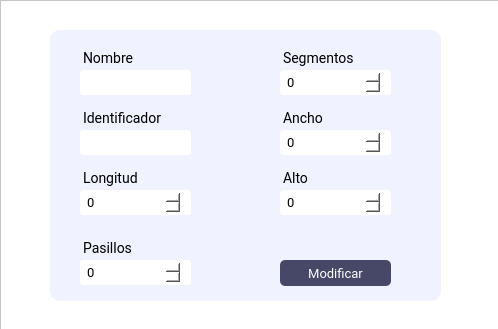
Before: the Qt Designer form Interfaces/main/Ui/modificar_area.ui in juanignaciocansillieri/Proyecto-Final, drawn with Qt 5.
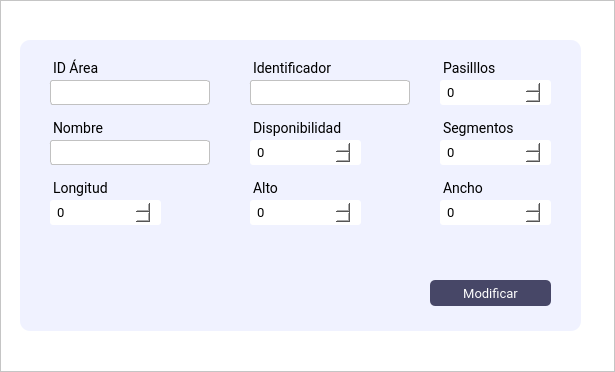
After: the same form once the commit is applied.

```diff
--- a/Interfaces/main/Ui/modificar_area.ui
+++ b/Interfaces/main/Ui/modificar_area.ui
@@ -6,23 +6,32 @@
    <rect>
     <x>0</x>
     <y>0</y>
-    <width>498</width>
-    <height>329</height>
+    <width>615</width>
+    <height>372</height>
    </rect>
   </property>
   <property name="windowTitle">
    <string>MainWindow</string>
   </property>
   <widget class="QWidget" name="centralwidget">
+   <layout class="QVBoxLayout" name="verticalLayout">
+    <property name="spacing">
+     <number>0</number>
+    </property>
+    <property name="leftMargin">
+     <number>0</number>
+    </property>
+    <property name="topMargin">
+     <number>0</number>
+    </property>
+    <property name="rightMargin">
+     <number>0</number>
+    </property>
+    <property name="bottomMargin">
+     <number>0</number>
+    </property>
+    <item>
    <widget class="QFrame" name="frame_2">
-    <property name="geometry">
-     <rect>
-      <x>0</x>
-      <y>0</y>
-      <width>551</width>
-      <height>330</height>
-     </rect>
-    </property>
     <property name="minimumSize">
      <size>
       <width>0</width>
@@ -48,10 +57,10 @@
     <widget class="QFrame" name="frame_3">
      <property name="geometry">
       <rect>
-       <x>50</x>
-       <y>30</y>
-       <width>391</width>
-       <height>271</height>
+         <x>20</x>
+         <y>40</y>
+         <width>561</width>
+         <height>291</height>
       </rect>
      </property>
      <property name="maximumSize">
@@ -83,7 +92,7 @@
       <property name="font">
        <font>
         <family>Roboto</family>
-        <pointsize>-1</pointsize>
+          <pointsize>1</pointsize>
        </font>
       </property>
       <property name="styleSheet">
@@ -99,12 +108,52 @@
        <string/>
       </property>
      </widget>
+       <widget class="QLineEdit" name="IdArea_input">
+        <property name="geometry">
+         <rect>
+          <x>20</x>
+          <y>40</y>
+          <width>170</width>
+          <height>25</height>
+         </rect>
+        </property>
+        <property name="minimumSize">
+         <size>
+          <width>0</width>
+          <height>0</height>
+         </size>
+        </property>
+        <property name="maximumSize">
+         <size>
+          <width>16777215</width>
+          <height>25</height>
+         </size>
+        </property>
+        <property name="styleSheet">
+         <string notr="true">QLineEdit{
+background-color: #fff;
+border: 0.5px solid #c1c1c1;
+border-radius: 3px;
+padding: 4 5px;
+color: rgb(0, 0, 0);
+font-family:Roboto;
+font-size:13px;
+font-weight: 400;
+margin-left: 10px;
+
+}
+</string>
+        </property>
+        <property name="placeholderText">
+         <string/>
+        </property>
+       </widget>
      <widget class="QPushButton" name="modificar_btn">
       <property name="geometry">
        <rect>
-        <x>230</x>
-        <y>230</y>
-        <width>111</width>
+          <x>410</x>
+          <y>240</y>
+          <width>121</width>
         <height>26</height>
        </rect>
       </property>
@@ -139,6 +188,33 @@
        <rect>
         <x>20</x>
         <y>10</y>
+          <width>131</width>
+          <height>27</height>
+         </rect>
+        </property>
+        <property name="font">
+         <font>
+          <family>Roboto</family>
+          <pointsize>-1</pointsize>
+         </font>
+        </property>
+        <property name="styleSheet">
+         <string notr="true">font-family: Roboto;
+font-size: 14px;
+margin-top:10px;
+margin-left:10px
+
+</string>
+        </property>
+        <property name="text">
+         <string>ID Área</string>
+        </property>
+       </widget>
+       <widget class="QLabel" name="label_nombre">
+        <property name="geometry">
+         <rect>
+          <x>20</x>
+          <y>70</y>
         <width>131</width>
         <height>27</height>
        </rect>
@@ -161,11 +237,51 @@
        <string>Nombre</string>
       </property>
      </widget>
-     <widget class="QLabel" name="label_pasillo">
+       <widget class="QLineEdit" name="nombre_input">
       <property name="geometry">
        <rect>
         <x>20</x>
-        <y>200</y>
+          <y>100</y>
+          <width>170</width>
+          <height>25</height>
+         </rect>
+        </property>
+        <property name="minimumSize">
+         <size>
+          <width>0</width>
+          <height>0</height>
+         </size>
+        </property>
+        <property name="maximumSize">
+         <size>
+          <width>16777215</width>
+          <height>25</height>
+         </size>
+        </property>
+        <property name="styleSheet">
+         <string notr="true">QLineEdit{
+background-color: #fff;
+border: 0.5px solid #c1c1c1;
+border-radius: 3px;
+padding: 4 5px;
+color: rgb(0, 0, 0);
+font-family:Roboto;
+font-size:13px;
+font-weight: 400;
+margin-left: 10px;
+
+}
+</string>
+        </property>
+        <property name="placeholderText">
+         <string/>
+        </property>
+       </widget>
+       <widget class="QLabel" name="label_pasillos">
+        <property name="geometry">
+         <rect>
+          <x>410</x>
+          <y>10</y>
         <width>131</width>
         <height>27</height>
        </rect>
@@ -185,14 +301,14 @@
 </string>
       </property>
       <property name="text">
-       <string>Pasillos</string>
-      </property>
-     </widget>
-     <widget class="QLabel" name="label_segmento">
+         <string>Pasilllos</string>
+        </property>
+       </widget>
+       <widget class="QLabel" name="label_segmentos">
       <property name="geometry">
        <rect>
-        <x>220</x>
-        <y>10</y>
+          <x>410</x>
+          <y>70</y>
         <width>131</width>
         <height>27</height>
        </rect>
@@ -215,6 +331,208 @@
        <string>Segmentos</string>
       </property>
      </widget>
+       <widget class="QSpinBox" name="segmentos_num">
+        <property name="geometry">
+         <rect>
+          <x>410</x>
+          <y>100</y>
+          <width>121</width>
+          <height>25</height>
+         </rect>
+        </property>
+        <property name="styleSheet">
+         <string notr="true">background-color: #fff;
+border-radius: 3px;
+padding: 4 5px;
+color: rgb(0, 0, 0);
+font-family:Roboto;
+border: none;
+font-size:13px;
+font-weight: 400;
+margin-left: 10px;
+</string>
+        </property>
+        <property name="minimum">
+         <number>0</number>
+        </property>
+        <property name="maximum">
+         <number>999</number>
+        </property>
+       </widget>
+       <widget class="QSpinBox" name="pasillos_num">
+        <property name="geometry">
+         <rect>
+          <x>410</x>
+          <y>40</y>
+          <width>121</width>
+          <height>25</height>
+         </rect>
+        </property>
+        <property name="styleSheet">
+         <string notr="true">background-color: #fff;
+border-radius: 3px;
+padding: 4 5px;
+color: rgb(0, 0, 0);
+font-family:Roboto;
+border: none;
+font-size:13px;
+font-weight: 400;
+margin-left: 10px;
+</string>
+        </property>
+        <property name="maximum">
+         <number>999</number>
+        </property>
+       </widget>
+       <widget class="QLabel" name="label_identificador">
+        <property name="geometry">
+         <rect>
+          <x>220</x>
+          <y>10</y>
+          <width>131</width>
+          <height>27</height>
+         </rect>
+        </property>
+        <property name="font">
+         <font>
+          <family>Roboto</family>
+          <pointsize>-1</pointsize>
+         </font>
+        </property>
+        <property name="styleSheet">
+         <string notr="true">font-family: Roboto;
+font-size: 14px;
+margin-top:10px;
+margin-left:10px
+
+</string>
+        </property>
+        <property name="text">
+         <string>Identificador</string>
+        </property>
+       </widget>
+       <widget class="QLineEdit" name="identificador_input">
+        <property name="geometry">
+         <rect>
+          <x>220</x>
+          <y>40</y>
+          <width>170</width>
+          <height>25</height>
+         </rect>
+        </property>
+        <property name="minimumSize">
+         <size>
+          <width>0</width>
+          <height>0</height>
+         </size>
+        </property>
+        <property name="maximumSize">
+         <size>
+          <width>16777215</width>
+          <height>25</height>
+         </size>
+        </property>
+        <property name="styleSheet">
+         <string notr="true">QLineEdit{
+background-color: #fff;
+border: 0.5px solid #c1c1c1;
+border-radius: 3px;
+padding: 4 5px;
+color: rgb(0, 0, 0);
+font-family:Roboto;
+font-size:13px;
+font-weight: 400;
+margin-left: 10px;
+
+}
+</string>
+        </property>
+        <property name="placeholderText">
+         <string/>
+        </property>
+       </widget>
+       <widget class="QLabel" name="label_disponibilidad">
+        <property name="geometry">
+         <rect>
+          <x>220</x>
+          <y>70</y>
+          <width>131</width>
+          <height>27</height>
+         </rect>
+        </property>
+        <property name="font">
+         <font>
+          <family>Roboto</family>
+          <pointsize>-1</pointsize>
+         </font>
+        </property>
+        <property name="styleSheet">
+         <string notr="true">font-family: Roboto;
+font-size: 14px;
+margin-top:10px;
+margin-left:10px
+
+</string>
+        </property>
+        <property name="text">
+         <string>Disponibilidad</string>
+        </property>
+       </widget>
+       <widget class="QSpinBox" name="disponibilidad_num">
+        <property name="geometry">
+         <rect>
+          <x>220</x>
+          <y>100</y>
+          <width>121</width>
+          <height>25</height>
+         </rect>
+        </property>
+        <property name="styleSheet">
+         <string notr="true">background-color: #fff;
+border-radius: 3px;
+padding: 4 5px;
+color: rgb(0, 0, 0);
+font-family:Roboto;
+border: none;
+font-size:13px;
+font-weight: 400;
+margin-left: 10px;
+</string>
+        </property>
+        <property name="minimum">
+         <number>0</number>
+        </property>
+        <property name="maximum">
+         <number>999</number>
+        </property>
+       </widget>
+       <widget class="QLabel" name="label_longitud">
+        <property name="geometry">
+         <rect>
+          <x>20</x>
+          <y>130</y>
+          <width>131</width>
+          <height>27</height>
+         </rect>
+        </property>
+        <property name="font">
+         <font>
+          <family>Roboto</family>
+          <pointsize>-1</pointsize>
+         </font>
+        </property>
+        <property name="styleSheet">
+         <string notr="true">font-family: Roboto;
+font-size: 14px;
+margin-top:10px;
+margin-left:10px
+
+</string>
+        </property>
+        <property name="text">
+         <string>Longitud</string>
+        </property>
+       </widget>
      <widget class="QLabel" name="label_alto">
       <property name="geometry">
        <rect>
@@ -245,8 +563,8 @@
      <widget class="QLabel" name="label_ancho">
       <property name="geometry">
        <rect>
-        <x>220</x>
-        <y>70</y>
+          <x>410</x>
+          <y>130</y>
         <width>131</width>
         <height>27</height>
        </rect>
@@ -269,6 +587,34 @@
        <string>Ancho</string>
       </property>
      </widget>
+       <widget class="QSpinBox" name="longitud_num">
+        <property name="geometry">
+         <rect>
+          <x>20</x>
+          <y>160</y>
+          <width>121</width>
+          <height>25</height>
+         </rect>
+        </property>
+        <property name="styleSheet">
+         <string notr="true">background-color: #fff;
+border-radius: 3px;
+padding: 4 5px;
+color: rgb(0, 0, 0);
+font-family:Roboto;
+border: none;
+font-size:13px;
+font-weight: 400;
+margin-left: 10px;
+</string>
+        </property>
+        <property name="minimum">
+         <number>0</number>
+        </property>
+        <property name="maximum">
+         <number>999</number>
+        </property>
+       </widget>
      <widget class="QSpinBox" name="alto_num">
       <property name="geometry">
        <rect>
@@ -300,62 +646,7 @@
      <widget class="QSpinBox" name="ancho_num">
       <property name="geometry">
        <rect>
-        <x>220</x>
-        <y>100</y>
-        <width>121</width>
-        <height>25</height>
-       </rect>
-      </property>
-      <property name="styleSheet">
-       <string notr="true">background-color: #fff;
-border-radius: 3px;
-padding: 4 5px;
-color: rgb(0, 0, 0);
-font-family:Roboto;
-border: none;
-font-size:13px;
-font-weight: 400;
-margin-left: 10px;
-</string>
-      </property>
-      <property name="minimum">
-       <number>0</number>
-      </property>
-      <property name="maximum">
-       <number>999</number>
-      </property>
-     </widget>
-     <widget class="QLabel" name="label_longitud">
-      <property name="geometry">
-       <rect>
-        <x>20</x>
-        <y>130</y>
-        <width>131</width>
-        <height>27</height>
-       </rect>
-      </property>
-      <property name="font">
-       <font>
-        <family>Roboto</family>
-        <pointsize>-1</pointsize>
-       </font>
-      </property>
-      <property name="styleSheet">
-       <string notr="true">font-family: Roboto;
-font-size: 14px;
-margin-top:10px;
-margin-left:10px
-
-</string>
-      </property>
-      <property name="text">
-       <string>Longitud</string>
-      </property>
-     </widget>
-     <widget class="QSpinBox" name="largo_num">
-      <property name="geometry">
-       <rect>
-        <x>20</x>
+          <x>410</x>
         <y>160</y>
         <width>121</width>
         <height>25</height>
@@ -380,158 +671,14 @@
        <number>999</number>
       </property>
      </widget>
-     <widget class="QLineEdit" name="nombre_input">
-      <property name="geometry">
-       <rect>
-        <x>20</x>
-        <y>40</y>
-        <width>121</width>
-        <height>25</height>
-       </rect>
-      </property>
-      <property name="font">
-       <font>
-        <family>Roboto</family>
-        <pointsize>-1</pointsize>
-        <weight>75</weight>
-        <bold>true</bold>
-       </font>
-      </property>
-      <property name="styleSheet">
-       <string notr="true">background-color: #fff;
-border-radius: 3px;
-padding: 4 5px;
-color: rgb(0, 0, 0);
-font-family:Roboto;
-border: none;
-font-size:13px;
-margin-left: 10px;
-</string>
-      </property>
-      <property name="readOnly">
-       <bool>true</bool>
-      </property>
-     </widget>
-     <widget class="QSpinBox" name="segmento_num">
-      <property name="geometry">
-       <rect>
-        <x>220</x>
-        <y>40</y>
-        <width>121</width>
-        <height>25</height>
-       </rect>
-      </property>
-      <property name="styleSheet">
-       <string notr="true">background-color: #fff;
-border-radius: 3px;
-padding: 4 5px;
-color: rgb(0, 0, 0);
-font-family:Roboto;
-border: none;
-font-size:13px;
-font-weight: 400;
-margin-left: 10px;
-</string>
-      </property>
-      <property name="minimum">
-       <number>0</number>
-      </property>
-      <property name="maximum">
-       <number>999</number>
-      </property>
+      </widget>
      </widget>
-     <widget class="QSpinBox" name="pasillo_num">
-      <property name="geometry">
-       <rect>
-        <x>20</x>
-        <y>230</y>
-        <width>121</width>
-        <height>25</height>
-       </rect>
-      </property>
-      <property name="styleSheet">
-       <string notr="true">background-color: #fff;
-border-radius: 3px;
-padding: 4 5px;
-color: rgb(0, 0, 0);
-font-family:Roboto;
-border: none;
-font-size:13px;
-font-weight: 400;
-margin-left: 10px;
-</string>
-      </property>
-      <property name="minimum">
-       <number>0</number>
-      </property>
-      <property name="maximum">
-       <number>999</number>
-      </property>
-     </widget>
-     <widget class="QLineEdit" name="identificador_input">
-      <property name="geometry">
-       <rect>
-        <x>20</x>
-        <y>100</y>
-        <width>121</width>
-        <height>25</height>
-       </rect>
-      </property>
-      <property name="font">
-       <font>
-        <family>Roboto</family>
-        <pointsize>-1</pointsize>
-       </font>
-      </property>
-      <property name="styleSheet">
-       <string notr="true">background-color: #fff;
-border-radius: 3px;
-padding: 4 5px;
-color: rgb(0, 0, 0);
-font-family:Roboto;
-border: none;
-font-size:13px;
-margin-left: 10px;
-</string>
-      </property>
-      <property name="text">
-       <string/>
-      </property>
-      <property name="readOnly">
-       <bool>false</bool>
-      </property>
-     </widget>
-     <widget class="QLabel" name="label_Area_2">
-      <property name="geometry">
-       <rect>
-        <x>20</x>
-        <y>70</y>
-        <width>131</width>
-        <height>27</height>
-       </rect>
-      </property>
-      <property name="font">
-       <font>
-        <family>Roboto</family>
-        <pointsize>-1</pointsize>
-       </font>
-      </property>
-      <property name="styleSheet">
-       <string notr="true">font-family: Roboto;
-font-size: 14px;
-margin-top:10px;
-margin-left:10px
-
-</string>
-      </property>
-      <property name="text">
-       <string>Identificador</string>
-      </property>
-     </widget>
-    </widget>
-   </widget>
-  </widget>
- </widget>
- <resources/>
+    </item>
+   </layout>
+  </widget>
+ </widget>
+ <resources>
+  <include location="img/img_oficiales.qrc"/>
+ </resources>
  <connections/>
 </ui>
```
Left out of the diff: 2 changed lines with no effect on the pictures. Lines whose indentation alone changed are shown as unchanged.
